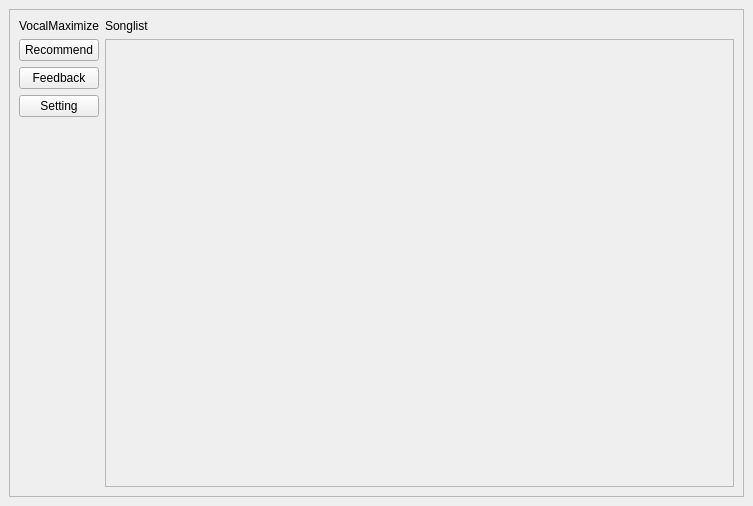
Above: UI/Main.ui from Hperigee/vocalMaximum before the change. Below: the same form after it.
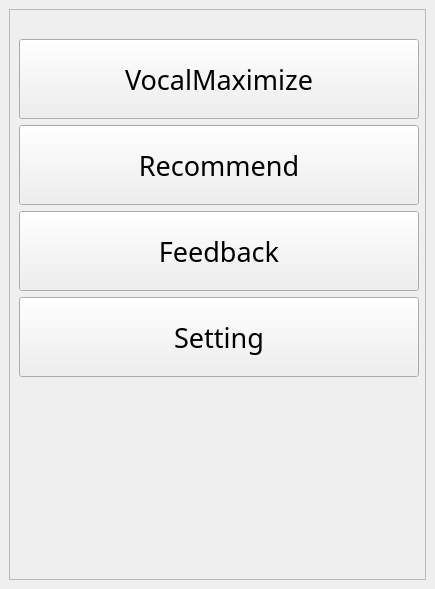
That is the form after the change.

Commit message: ui 테스트 완료

Diff of the .ui file:
```diff
--- a/UI/Main.ui
+++ b/UI/Main.ui
@@ -6,17 +6,29 @@
    <rect>
     <x>0</x>
     <y>0</y>
-    <width>753</width>
-    <height>506</height>
+    <width>435</width>
+    <height>589</height>
    </rect>
   </property>
   <property name="windowTitle">
    <string>VocalMaximize</string>
   </property>
   <widget class="QWidget" name="centralwidget">
-   <layout class="QVBoxLayout" name="verticalLayout">
+   <property name="minimumSize">
+    <size>
+     <width>336</width>
+     <height>589</height>
+    </size>
+   </property>
+   <layout class="QHBoxLayout" name="horizontalLayout">
     <item>
      <widget class="QFrame" name="frame">
+      <property name="minimumSize">
+       <size>
+        <width>318</width>
+        <height>571</height>
+       </size>
+      </property>
       <property name="frameShape">
        <enum>QFrame::StyledPanel</enum>
       </property>
@@ -24,19 +36,74 @@
        <enum>QFrame::Raised</enum>
       </property>
       <layout class="QGridLayout" name="gridLayout">
-       <item row="0" column="0">
+       <item row="1" column="0">
         <layout class="QVBoxLayout" name="sidebar">
          <item>
-          <widget class="QLabel" name="Name">
-           <property name="text">
-            <string>VocalMaximize</string>
-           </property>
-          </widget>
-         </item>
-         <item>
-          <layout class="QVBoxLayout" name="buttons" stretch="0,0,0,0">
+          <layout class="QVBoxLayout" name="buttons" stretch="0,0,0,0,0,0">
+           <item>
+            <spacer name="verticalSpacer">
+             <property name="orientation">
+              <enum>Qt::Vertical</enum>
+             </property>
+             <property name="sizeType">
+              <enum>QSizePolicy::Minimum</enum>
+             </property>
+             <property name="sizeHint" stdset="0">
+              <size>
+               <width>20</width>
+               <height>20</height>
+              </size>
+             </property>
+            </spacer>
+           </item>
+           <item>
+            <widget class="QPushButton" name="Home_button">
+             <property name="sizePolicy">
+              <sizepolicy hsizetype="Minimum" vsizetype="Minimum">
+               <horstretch>0</horstretch>
+               <verstretch>0</verstretch>
+              </sizepolicy>
+             </property>
+             <property name="minimumSize">
+              <size>
+               <width>400</width>
+               <height>80</height>
+              </size>
+             </property>
+             <property name="font">
+              <font>
+               <family>Noto Sans KR</family>
+               <pointsize>20</pointsize>
+              </font>
+             </property>
+             <property name="styleSheet">
+              <string notr="true"/>
+             </property>
+             <property name="text">
+              <string>VocalMaximize</string>
+             </property>
+            </widget>
+           </item>
            <item>
             <widget class="QPushButton" name="Recommend_button">
+             <property name="sizePolicy">
+              <sizepolicy hsizetype="Minimum" vsizetype="Minimum">
+               <horstretch>0</horstretch>
+               <verstretch>0</verstretch>
+              </sizepolicy>
+             </property>
+             <property name="minimumSize">
+              <size>
+               <width>400</width>
+               <height>80</height>
+              </size>
+             </property>
+             <property name="font">
+              <font>
+               <family>Noto Sans KR</family>
+               <pointsize>20</pointsize>
+              </font>
+             </property>
              <property name="text">
               <string>Recommend</string>
              </property>
@@ -44,6 +111,24 @@
            </item>
            <item>
             <widget class="QPushButton" name="Feedback_button">
+             <property name="sizePolicy">
+              <sizepolicy hsizetype="Minimum" vsizetype="Minimum">
+               <horstretch>0</horstretch>
+               <verstretch>0</verstretch>
+              </sizepolicy>
+             </property>
+             <property name="minimumSize">
+              <size>
+               <width>400</width>
+               <height>80</height>
+              </size>
+             </property>
+             <property name="font">
+              <font>
+               <family>Noto Sans KR</family>
+               <pointsize>20</pointsize>
+              </font>
+             </property>
              <property name="text">
               <string>Feedback</string>
              </property>
@@ -51,6 +136,24 @@
            </item>
            <item>
             <widget class="QPushButton" name="Setting_button">
+             <property name="sizePolicy">
+              <sizepolicy hsizetype="Minimum" vsizetype="Minimum">
+               <horstretch>0</horstretch>
+               <verstretch>0</verstretch>
+              </sizepolicy>
+             </property>
+             <property name="minimumSize">
+              <size>
+               <width>400</width>
+               <height>80</height>
+              </size>
+             </property>
+             <property name="font">
+              <font>
+               <family>Noto Sans KR</family>
+               <pointsize>20</pointsize>
+              </font>
+             </property>
              <property name="text">
               <string>Setting</string>
              </property>
@@ -73,35 +176,6 @@
          </item>
         </layout>
        </item>
-       <item row="0" column="1">
-        <layout class="QVBoxLayout" name="Songlist_area">
-         <item>
-          <widget class="QLabel" name="Songlist_label">
-           <property name="text">
-            <string>Songlist</string>
-           </property>
-          </widget>
-         </item>
-         <item>
-          <widget class="QScrollArea" name="Songlist_scrollArea">
-           <property name="widgetResizable">
-            <bool>true</bool>
-           </property>
-           <widget class="QWidget" name="Contents">
-            <property name="geometry">
-             <rect>
-              <x>0</x>
-              <y>0</y>
-              <width>620</width>
-              <height>446</height>
-             </rect>
-            </property>
-            <layout class="QVBoxLayout" name="verticalLayout_6"/>
-           </widget>
-          </widget>
-         </item>
-        </layout>
-       </item>
       </layout>
      </widget>
     </item>
```
The commit also changes 6 other files.
